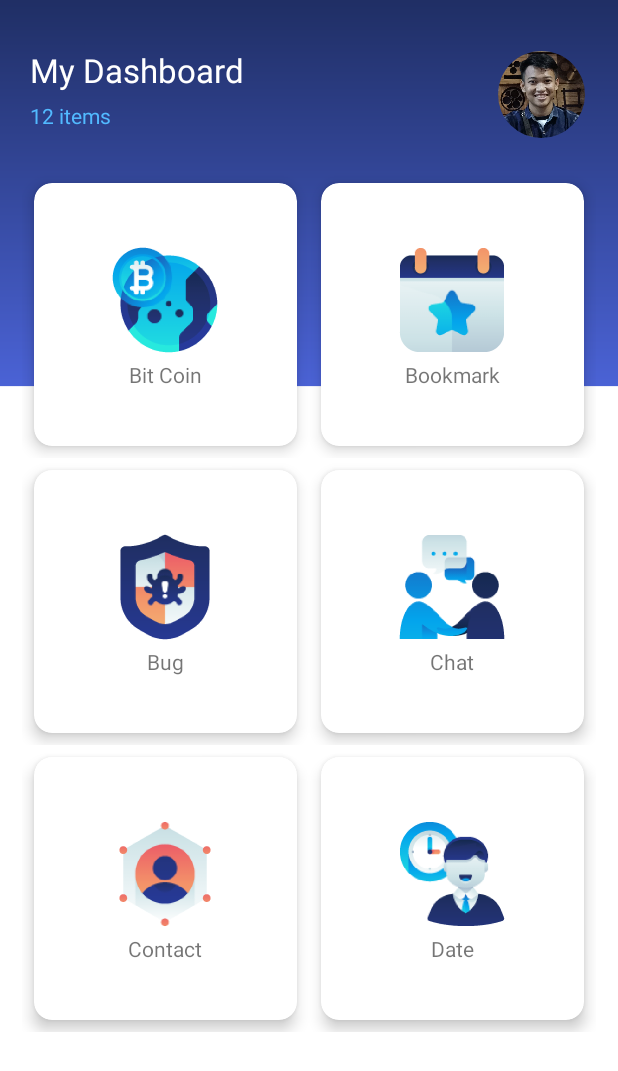
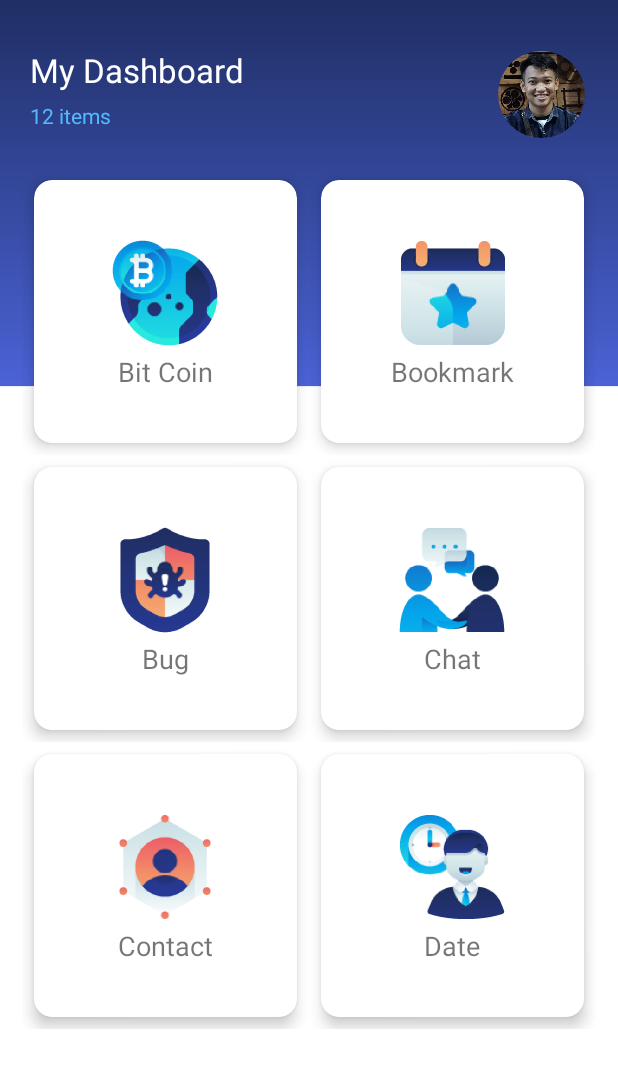
Before and after one commit to gzeinnumer/DashboardUI, an Android app: the screen it shows after launch (MainActivity), on a phone screen of 412 x 824 dp. Shown: the top 1071 px of the screen. Run offline under Robolectric (Android 15) with nearby library versions, the phone set to English and light mode, and no system bars; our stand-ins replace CircleImageView.

Commit message:
simple dashboard design menu

```diff
--- a/app/src/main/res/layout/activity_main.xml
+++ b/app/src/main/res/layout/activity_main.xml
@@ -54,7 +54,7 @@
             android:layout_gravity="center"
             android:layout_marginTop="@dimen/mato_16"
             android:nestedScrollingEnabled="false"
-            android:padding="@dimen/pad_4dp"
+            android:padding="@dimen/pad_2dp"
             app:layout_constraintLeft_toLeftOf="parent"
             app:layout_constraintRight_toRightOf="parent"
             app:layout_constraintTop_toBottomOf="@id/img" />
--- a/app/src/main/res/layout/item_menu.xml
+++ b/app/src/main/res/layout/item_menu.xml
@@ -33,6 +33,7 @@
                 app:layout_constraintTop_toTopOf="parent" />
 
             <TextView
+                android:textSize="@dimen/textsize_18"
                 android:id="@+id/title"
                 android:layout_width="wrap_content"
                 android:layout_height="wrap_content"
--- a/app/src/main/res/values/dimens.xml
+++ b/app/src/main/res/values/dimens.xml
@@ -2,7 +2,7 @@
 <resources>
     <dimen name="mato_16">16dp</dimen>
     <dimen name="img_size_62">62dp</dimen>
-    <dimen name="pad_4dp">4dp</dimen>
+    <dimen name="pad_2dp">2dp</dimen>
     <dimen name="mato_6">6dp</dimen>
     <dimen name="tesi_14">14sp</dimen>
     <dimen name="tesi_22">22sp</dimen>
@@ -11,4 +11,5 @@
     <dimen name="maen_20">20dp</dimen>
     <dimen name="margin_2">8dp</dimen>
     <dimen name="pad_8dp">8dp</dimen>
+    <dimen name="textsize_18">18sp</dimen>
 </resources>
```
